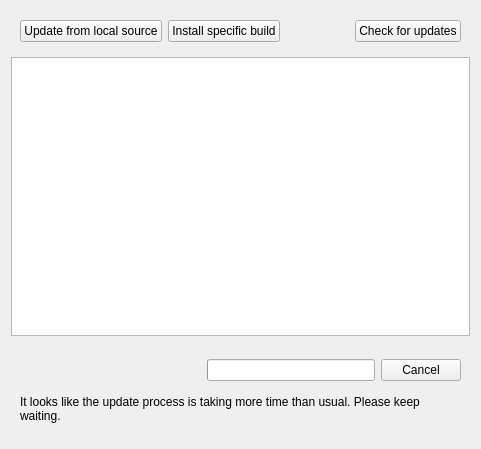
Above: client/src/ui/widgets/server_updates_widget.ui from networkoptix/nx_open before the change. Below: the same form after it.
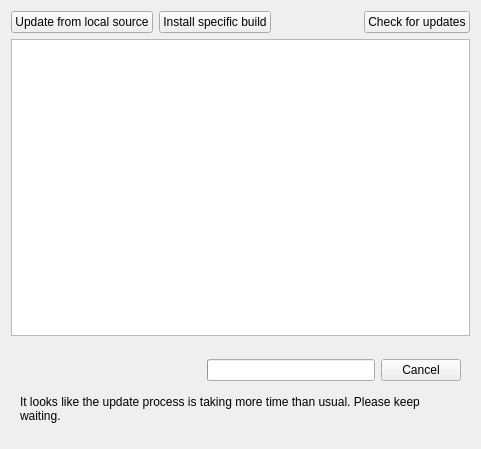
That is the form after the change. Custom widgets are drawn as their Qt base class.

Commit message:
(Issue #3826) :  Add "Primary time server selection" on "System Administartion"
in progress...

<==== Mercurial data ====>
Branch: master

Patch:
```diff
--- a/client/src/ui/widgets/server_updates_widget.ui
+++ b/client/src/ui/widgets/server_updates_widget.ui
@@ -14,6 +14,18 @@
    <item>
     <widget class="QWidget" name="topButtonBar" native="true">
      <layout class="QHBoxLayout" name="horizontalLayout_3">
+      <property name="leftMargin">
+       <number>0</number>
+      </property>
+      <property name="topMargin">
+       <number>0</number>
+      </property>
+      <property name="rightMargin">
+       <number>0</number>
+      </property>
+      <property name="bottomMargin">
+       <number>0</number>
+      </property>
       <item>
        <widget class="QPushButton" name="updateFromLocalSourceButton">
         <property name="text">
@@ -138,12 +150,6 @@
    <header location="global">ui/widgets/progress_widget.h</header>
    <container>1</container>
   </customwidget>
-  <customwidget>
-   <class>QnProgressWidget</class>
-   <extends>QWidget</extends>
-   <header>ui/widgets/dialog_button_box.h</header>
-   <container>1</container>
-  </customwidget>
  </customwidgets>
  <resources/>
  <connections/>
```
The commit also changes 18 other files.
